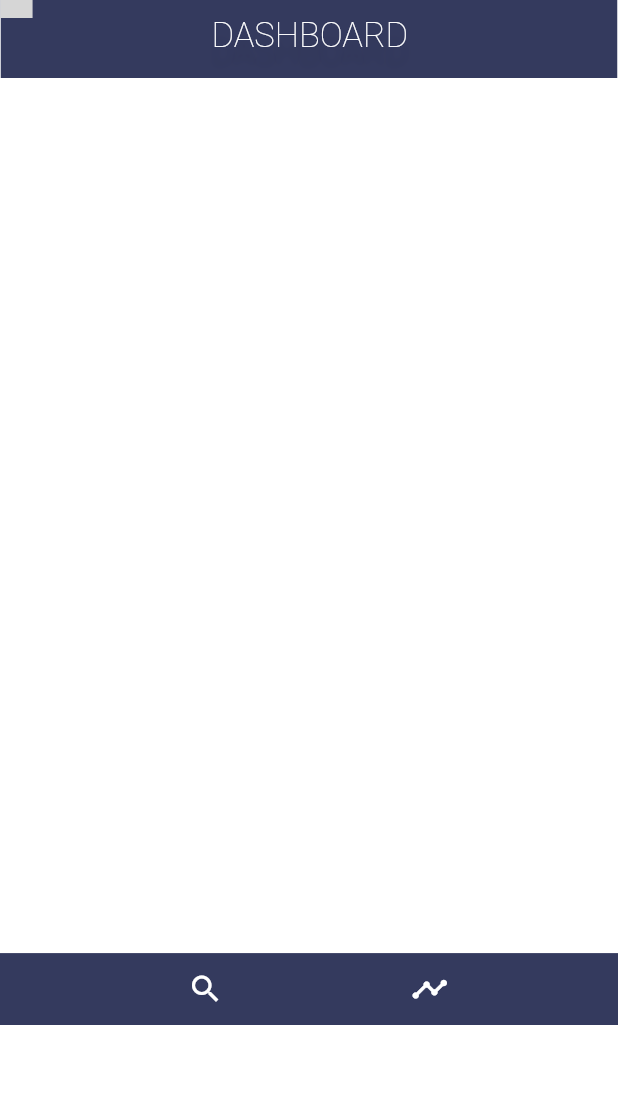
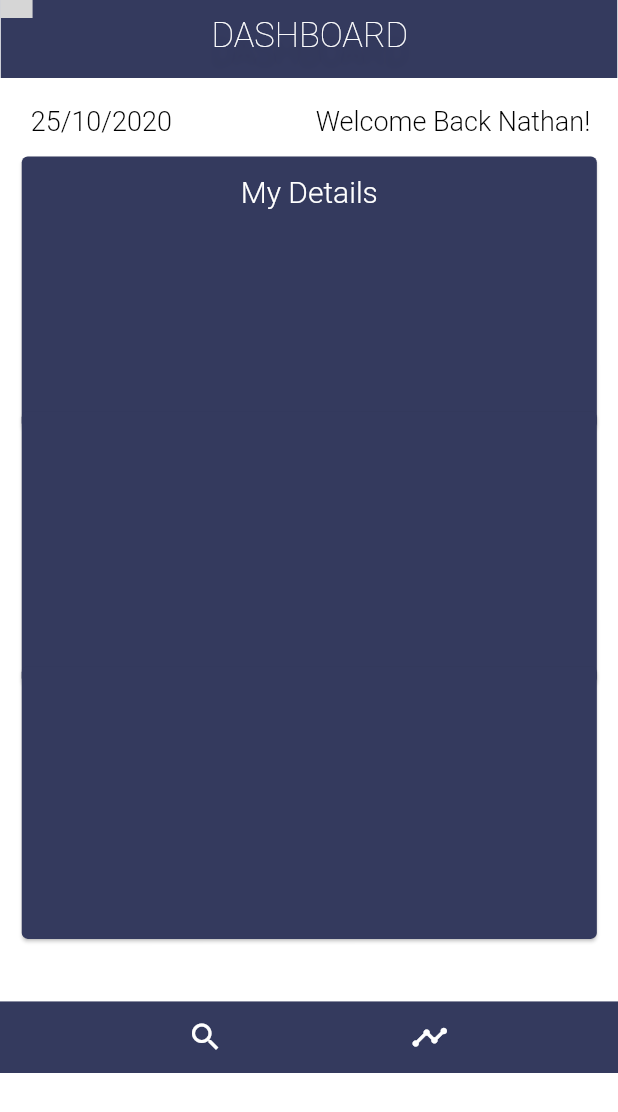
Before and after one commit to RubberDuckDestroyer/Say-No-to-Obese, a Flutter app: the FF_dashboard screen opened directly, on a phone screen of 412 x 824 dp. Shown: the top 1112 px of the screen. Run offline on Flutter 3.47's test engine with Material 2 defaults, Android fonts, the phone set to English and light mode, and no system bars; our stand-ins replace carousel_slider, flutter_dotenv, flutter_svg; missing offline and left inert: adobe_xd, dart:ffi, mongo_dart; Roboto replaces fonts that are missing (Montserrat); grey boxes are pictures that could not be loaded.

Commit message:
Added Dashboard page with date

```diff
--- a/lib/FF_dashboard.dart
+++ b/lib/FF_dashboard.dart
@@ -1,6 +1,8 @@
 import 'package:fitness_freaks/FF_posts.dart';
+import 'package:fitness_freaks/styles/TitleText.dart';
 import 'package:flutter/material.dart';
 import 'package:adobe_xd/pinned.dart';
+import 'package:intl/intl.dart';
 
 class FF_dashboard extends StatefulWidget {
   @override
@@ -9,6 +11,11 @@ class FF_dashboard extends StatefulWidget {
 
 class _DashboardPageState extends State<FF_dashboard> {
   @override
+  static final DateTime now = DateTime.now();
+  static final DateFormat formatter =
+      DateFormat('dd' + '/' + 'MM' + '/' + 'yyyy');
+  final String formatted = formatter.format(now);
+
   Widget build(BuildContext context) {
     return Scaffold(
       backgroundColor: const Color(0xffffffff),
@@ -46,6 +53,66 @@ class _DashboardPageState extends State<FF_dashboard> {
                     textAlign: TextAlign.center,
                   )),
             ),
+            Container(
+              margin: EdgeInsets.fromLTRB(210, 70.4, 0, 0),
+              child: Text(
+                'Welcome Back Nathan!',
+                style: TextStyle(
+                  fontFamily: 'Montserrat',
+                  fontSize: 18,
+                  color: Colors.black,
+                  fontWeight: FontWeight.w300,
+                ),
+              ),
+            ),
+            Container(
+              margin: EdgeInsets.fromLTRB(20, 70.4, 0, 0),
+              child: Text(
+                formatted,
+                style: TextStyle(
+                  fontFamily: 'Montserrat',
+                  fontSize: 18,
+                  color: Colors.black,
+                  fontWeight: FontWeight.w300,
+                ),
+              ),
+            ),
+            Container(
+              margin: EdgeInsets.fromLTRB(10, 100.4, 0, 0),
+              height: MediaQuery.of(context).size.height * 0.23,
+              width: MediaQuery.of(context).size.width * 0.95,
+              child: Card(
+                  color: const Color(0xff343a5e),
+                  child: Padding(
+                    padding: EdgeInsets.all(12.0),
+                    child: Text(
+                      'My Details',
+                      style: TextStyle(
+                        fontFamily: 'Montserrat',
+                        fontSize: 20,
+                        color: Colors.white,
+                        fontWeight: FontWeight.w300,
+                      ),
+                      textAlign: TextAlign.center,
+                    ),
+                  )),
+            ),
+            Container(
+              margin: EdgeInsets.fromLTRB(10, 270.4, 0, 0),
+              height: MediaQuery.of(context).size.height * 0.23,
+              width: MediaQuery.of(context).size.width * 0.95,
+              child: Card(
+                color: const Color(0xff343a5e),
+              ),
+            ),
+            Container(
+              margin: EdgeInsets.fromLTRB(10, 440.4, 0, 0),
+              height: MediaQuery.of(context).size.height * 0.23,
+              width: MediaQuery.of(context).size.width * 0.95,
+              child: Card(
+                color: const Color(0xff343a5e),
+              ),
+            ),
             SizedBox(
               width: 21.0,
               height: 12.0,
@@ -80,7 +147,7 @@ class _DashboardPageState extends State<FF_dashboard> {
           ],
         ),
         Container(
-          margin: EdgeInsets.fromLTRB(0, 583.4, 0, 0),
+          margin: EdgeInsets.fromLTRB(0, 37.7, 0, 0),
           child: Stack(
             children: <Widget>[
               Positioned(
--- a/lib/FF_posts.dart
+++ b/lib/FF_posts.dart
@@ -40,7 +40,6 @@ class _PostsPageState extends State<FF_posts> {
   }
 
   //-----------------------------------------------------Title----------------------------------------------------------
-
 
   Widget build(BuildContext context) {
     return Scaffold(
@@ -174,7 +173,7 @@ class _PostsPageState extends State<FF_posts> {
             });
           }).toList(),
         ),
-        Text("POSTS",
+        Text("MOTIVATION",
             style: TextStyle(
               fontFamily: 'Montserrat',
               fontSize: 20,
@@ -621,7 +620,6 @@ class Meal4 extends StatelessWidget {
   Widget build(BuildContext context) {
     return Container(
       decoration: BoxDecoration(
-
         color: Colors.white,
         image: const DecorationImage(
           image: AssetImage('assets/carousel_images/meal4.PNG'),
--- a/pubspec.yaml
+++ b/pubspec.yaml
@@ -24,6 +24,7 @@ environment:
 
 dependencies:
   carousel_slider: ^2.2.1
+  intl: ^0.16.1
 
   flutter:
     sdk: flutter
```
Also changed, not shown: pubspec.lock.
